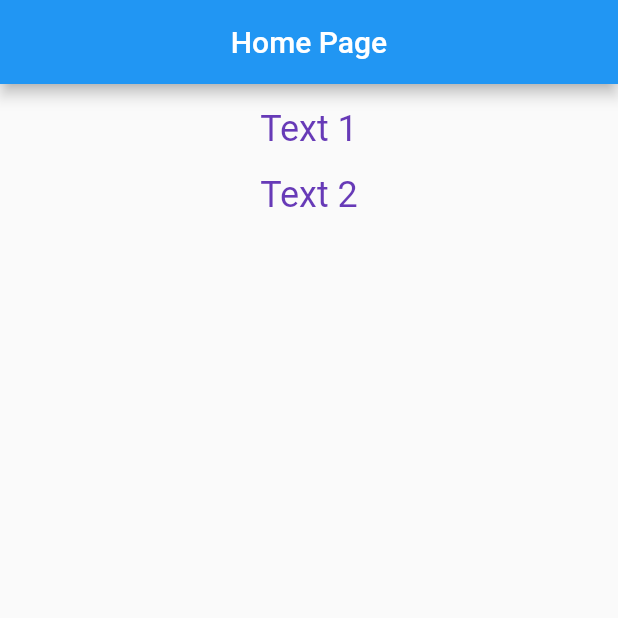
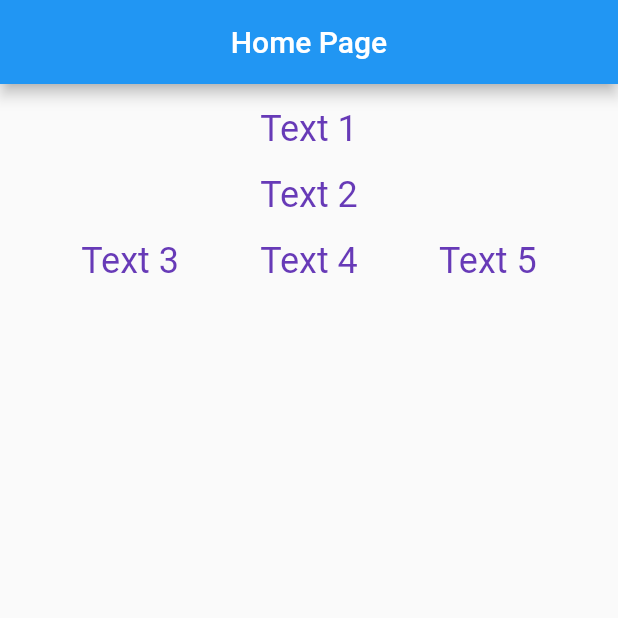
Before and after one commit to MarwCh/csci410-week4, a Flutter app: the screen it shows after launch, on a phone screen of 412 x 824 dp, the top half of it. Run offline on Flutter 3.47's test engine with Material 2 defaults, Android fonts, the phone set to English and light mode, and no system bars.

Commit message:
csci410 week 4 project

```diff
--- a/lib/main.dart
+++ b/lib/main.dart
@@ -18,7 +18,16 @@ class MyApp extends StatelessWidget {
            SizedBox(height: 16.0,),
            MyTextWidget(text:'Text 1'),
            SizedBox(height: 16.0,),
-           MyTextWidget(text: 'Text 2')
+           MyTextWidget(text: 'Text 2'),
+           SizedBox(height: 16.0,),
+           Row(
+             mainAxisAlignment: MainAxisAlignment.spaceEvenly,
+             children: <Widget>[
+               MyTextWidget(text: 'Text 3'),
+               MyTextWidget(text: 'Text 4'),
+               MyTextWidget(text: 'Text 5')
+             ],
+           )
          ],
        )
       )
```
